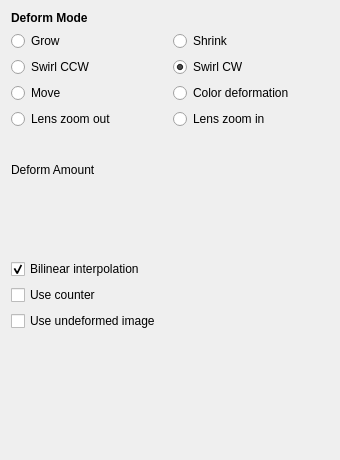
This is krita/plugins/paintops/deform/wdgdeformoptions.ui in KDE/calligra as Qt 5 draws it before an edit. The edited form follows.
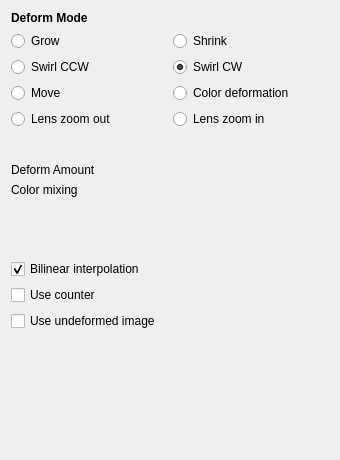
This is the edited form. Custom widgets are drawn as their Qt base class.

Commit message:
Add color mixing to deform brush
Still WIP. It will be probably
color rate option similar to Color smudge

Patch:
```diff
--- a/krita/plugins/paintops/deform/wdgdeformoptions.ui
+++ b/krita/plugins/paintops/deform/wdgdeformoptions.ui
@@ -137,6 +137,20 @@
        </item>
       </layout>
      </item>
+     <item>
+      <layout class="QHBoxLayout" name="colorAmountLayout" stretch="0,1">
+       <item>
+        <widget class="QLabel" name="ColorAmountLbl">
+         <property name="text">
+          <string>Color mixing</string>
+         </property>
+        </widget>
+       </item>
+       <item>
+        <widget class="KisDoubleSliderSpinBox" name="colorAmount" native="true"/>
+       </item>
+      </layout>
+     </item>
      <item>
       <spacer name="middleSpacer">
        <property name="orientation">
```
Left out of the diff: 125 changed lines with no effect on the pictures. The commit also changes 5 other files.
